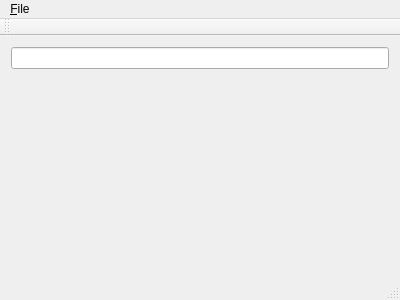
Old version of the form ProjectTemplate/window.ui in the repository hermixy/QtMvvm.
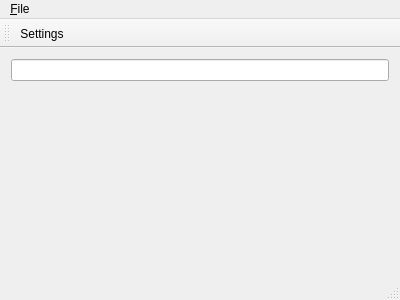
New version of the form. Icons and pictures are not drawn.

Diff of the .ui file:
```diff
--- a/ProjectTemplate/window.ui
+++ b/ProjectTemplate/window.ui
@@ -59,6 +59,7 @@
    <attribute name="toolBarBreak">
     <bool>false</bool>
    </attribute>
+   <addaction name="actionSettings"/>
   </widget>
   <widget class="QStatusBar" name="statusBar"/>
 @if '%{UseSettings}'
```
Left out of the diff: 8 changed lines with no effect on the pictures.
